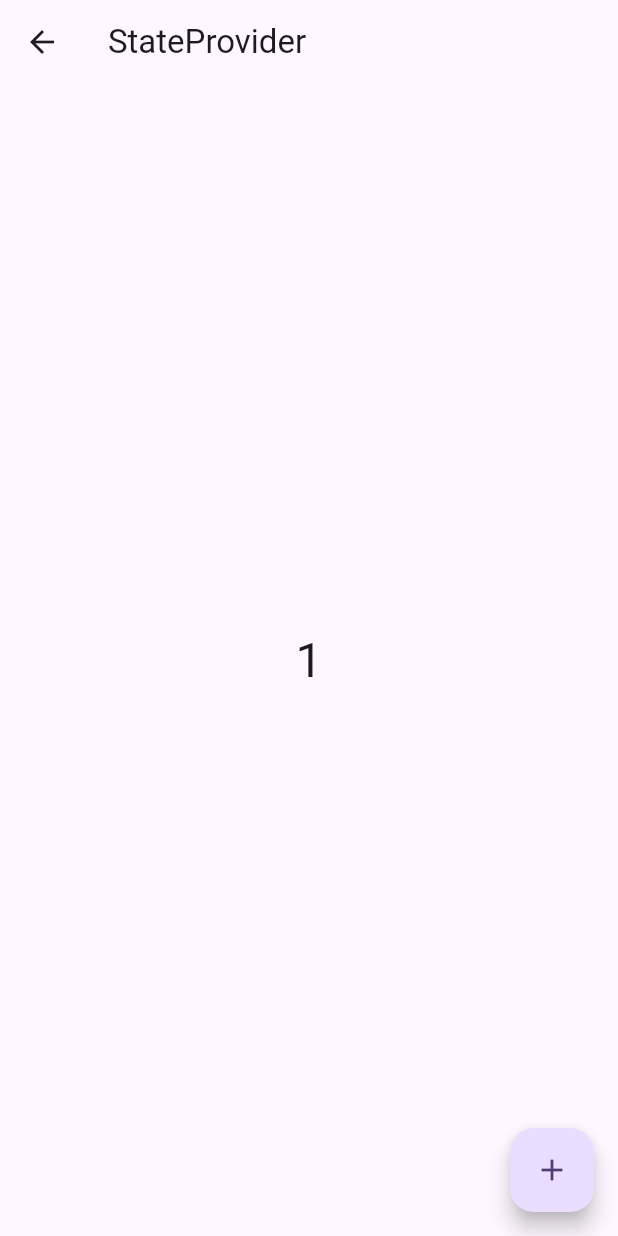
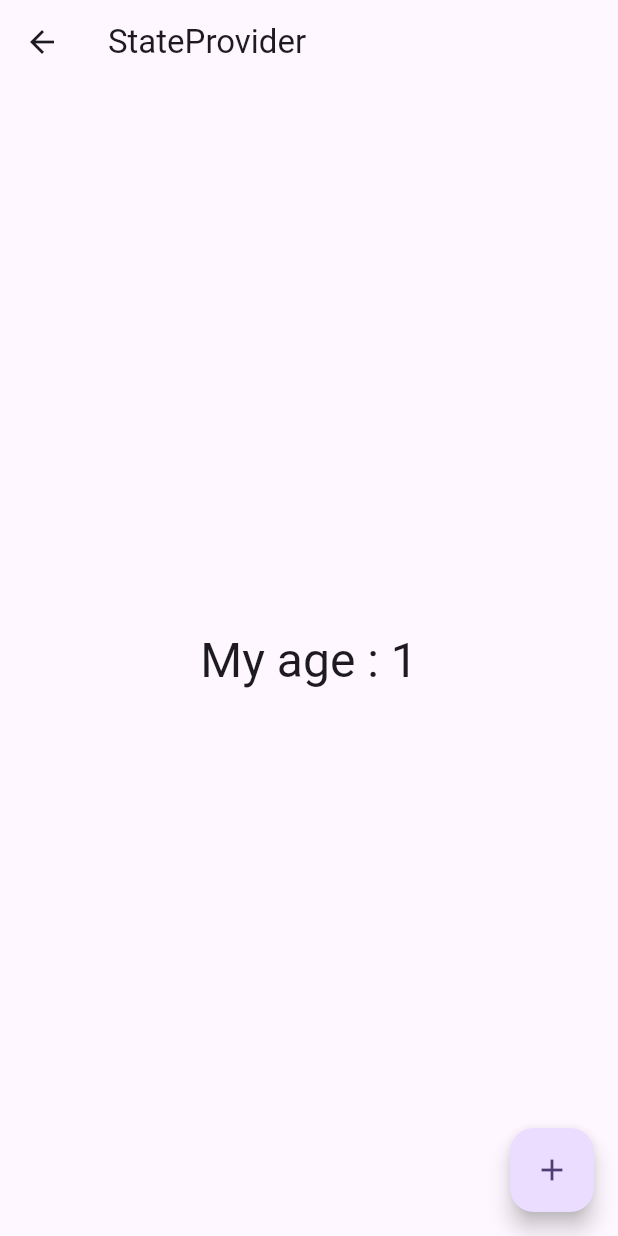
Before and after one commit to fahmi54321/riverpod_basic, a Flutter app: the BasicPage screen opened directly, after a tap on the "add" icon, on a phone screen of 412 x 824 dp. Run offline on Flutter 3.47's test engine with Material 3 defaults, Android fonts, the phone set to English and light mode, and no system bars; our stand-ins replace flutter_riverpod, riverpod_annotation; generated files the repository leaves out were written again.

Commit message:
combine state provider dengan provider

```diff
--- a/lib/pages/basic/basic_page.dart
+++ b/lib/pages/basic/basic_page.dart
@@ -7,22 +7,8 @@ class BasicPage extends ConsumerWidget {
 
   @override
   Widget build(BuildContext context, WidgetRef ref) {
-    // todo 2 listen provider
-    ref.listen<int>(counterProvider, (previous, next) {
-      if (next == 3) {
-        showDialog(
-          context: context,
-          builder: (context) {
-            return AlertDialog(
-              content: Text('counter : $next'),
-            );
-          },
-        );
-      }
-    });
-
-    // todo 3 watch provider
-    final value = ref.watch(counterProvider);
+    // todo 7 watch provider (finish)
+    final value = ref.watch(ageProvider);
 
     return Scaffold(
       appBar: AppBar(
@@ -36,8 +22,11 @@ class BasicPage extends ConsumerWidget {
       ),
       floatingActionButton: FloatingActionButton(
         onPressed: () {
-          // todo 4 read provider (finish)
-          ref.read(counterProvider.notifier).state++;
+          // ref.read(counterProvider.notifier).state++;
+
+          // atau
+
+          ref.read(counterProvider.notifier).update((state) => state + 1);
         },
         child: const Icon(
           Icons.add,
--- a/lib/pages/basic/basic_provider.dart
+++ b/lib/pages/basic/basic_provider.dart
@@ -1,11 +1,26 @@
 import 'dart:developer';
 
 import 'package:flutter_riverpod/flutter_riverpod.dart';
+import 'package:riverpod_annotation/riverpod_annotation.dart'; // todo 1 import riverpod_annotation
 
-// todo 1 buat objek stateProvider dengan mengetik 'stateProvider' (next basic_page.dart)
+// todo 2 buat part dengan mengetik 'riverpodPart'
+part 'basic_provider.g.dart';
+
+// todo 3 , note = state provider support dengan riverpod generator
 final counterProvider = StateProvider<int>((ref) {
   ref.onDispose(() {
     log('counterProvider dispose');
   });
   return 0;
 });
+
+// todo 4 buat provider generator dengan adanya proses watch pada state provider
+// note = cara ini tidak direkomendasi, materi selanjutnya akan dijelaskan
+@Riverpod(keepAlive: true)
+String age(Ref ref) {
+  // todo 5, watch state provider
+  final age = ref.watch(counterProvider);
+  return 'My age : $age';
+}
+
+// todo 6 (next basic_page.dart)
```
Also changed, not shown: lib/pages/basic/basic_provider.g.dart (added).
